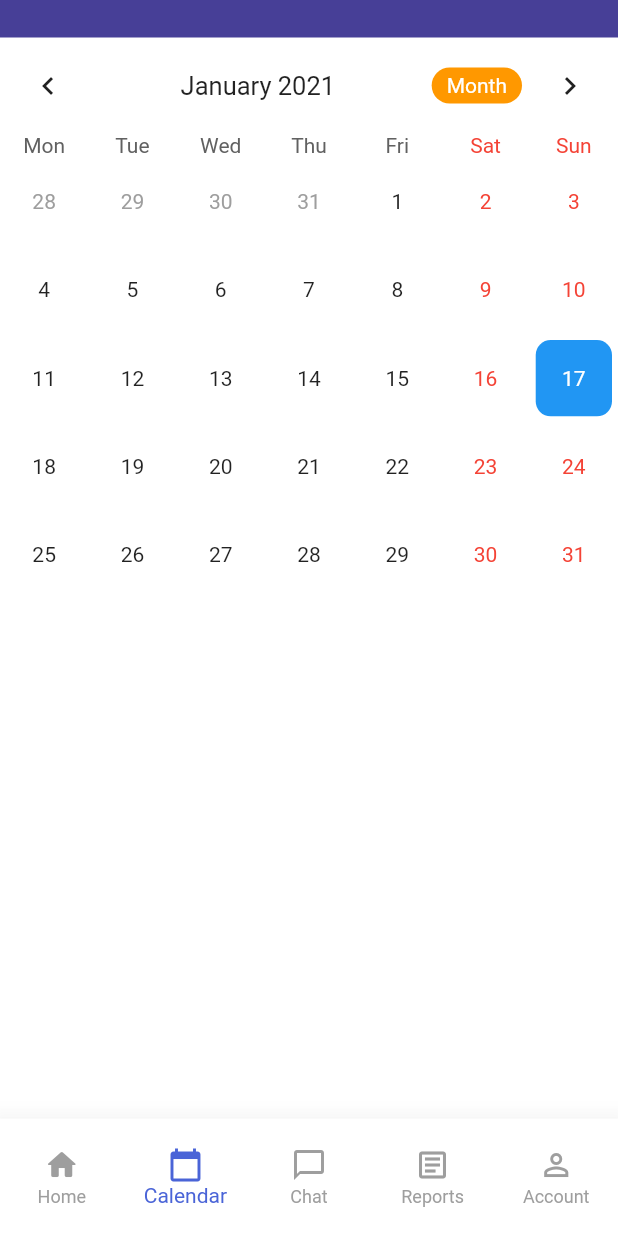
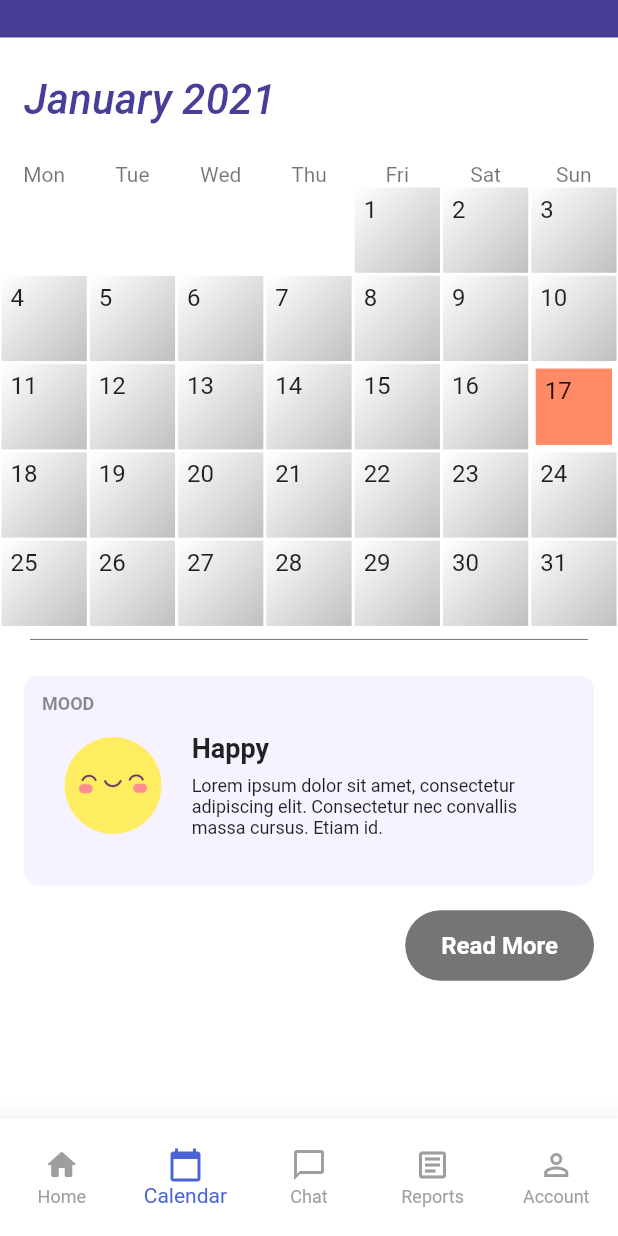
Before and after one commit to eli-lam/htn2020, a Flutter app: the screen it shows after launch, item 2 of the bottom bar chosen, on a phone screen of 412 x 824 dp. Run offline on Flutter 3.47's test engine with Material 2 defaults, Android fonts, the phone set to English and light mode, and no system bars; drawn by our look-alikes of table_calendar; our stand-ins replace cloud_firestore; missing offline and left inert: flutter_dialogflow; accounts and stored records are empty.

Commit message:
Finalize first calendar screen

```diff
--- a/lib/screens/calendar_screen.dart
+++ b/lib/screens/calendar_screen.dart
@@ -1,4 +1,6 @@
 import 'package:flutter/material.dart';
+import 'package:mood_tracker/config/palette.dart';
+import 'package:mood_tracker/config/styles.dart';
 import 'package:mood_tracker/widgets/widgets.dart';
 import 'package:table_calendar/table_calendar.dart';
 
@@ -7,13 +9,21 @@ class CalendarScreen extends StatefulWidget {
   _CalendarScreenState createState() => _CalendarScreenState();
 }
 
-class _CalendarScreenState extends State<CalendarScreen> {
+class _CalendarScreenState extends State<CalendarScreen>
+    with TickerProviderStateMixin {
   CalendarController _calendarController;
+  AnimationController _animationController;
 
   @override
   void initState() {
     super.initState();
     _calendarController = CalendarController();
+    _animationController = AnimationController(
+      vsync: this,
+      duration: const Duration(milliseconds: 400),
+    );
+
+    _animationController.forward();
   }
 
   @override
@@ -24,60 +34,191 @@ class _CalendarScreenState extends State<CalendarScreen> {
         child: Column(
           crossAxisAlignment: CrossAxisAlignment.start,
           children: <Widget>[
-            TableCalendar(
-              initialCalendarFormat: CalendarFormat.month,
-              calendarStyle: CalendarStyle(
-                todayColor: Colors.orange,
-                selectedColor: Theme.of(context).primaryColor,
-                todayStyle: TextStyle(
-                  fontWeight: FontWeight.bold,
-                  fontSize: 18.0,
-                  color: Colors.white,
-                ),
-                contentDecoration: BoxDecoration(),
-                //cellMargin: EdgeInsets.all(54.0),
-              ),
-              headerStyle: HeaderStyle(
-                centerHeaderTitle: true,
-                formatButtonDecoration: BoxDecoration(
-                  color: Colors.orange,
-                  borderRadius: BorderRadius.circular(20.0),
-                ),
-                formatButtonTextStyle: TextStyle(color: Colors.white),
-                formatButtonShowsNext: false,
-              ),
-              startingDayOfWeek: StartingDayOfWeek.monday,
-              builders: CalendarBuilders(
-                selectedDayBuilder: (context, date, events) => Container(
-                  margin: const EdgeInsets.all(4.0),
-                  alignment: Alignment.center,
-                  decoration: BoxDecoration(
-                    color: Theme.of(context).primaryColor,
-                    borderRadius: BorderRadius.circular(10.0),
-                  ),
-                  child: Text(
-                    date.day.toString(),
-                    style: TextStyle(color: Colors.white),
-                  ),
-                ),
-                todayDayBuilder: (context, date, events) => Container(
-                  margin: const EdgeInsets.all(4.0),
-                  alignment: Alignment.center,
-                  decoration: BoxDecoration(
-                    color: Colors.orange,
-                    borderRadius: BorderRadius.circular(10.0),
-                  ),
-                  child: Text(
-                    date.day.toString(),
-                    style: TextStyle(color: Colors.white),
-                  ),
-                ),
-              ),
-              calendarController: _calendarController,
-            )
+            _buildTableCalendarWithBuilders(),
+            const Divider(
+              color: Colors.black54,
+              indent: 20,
+              endIndent: 20,
+            ),
+            _buildMoodInfoBox(context),
+            _buildReadMoreButton(),
           ],
         ),
       ),
     );
   }
+
+  Widget _buildTableCalendarWithBuilders() {
+    return TableCalendar(
+      calendarController: _calendarController,
+      initialCalendarFormat: CalendarFormat.month,
+      startingDayOfWeek: StartingDayOfWeek.monday,
+      availableCalendarFormats: const {
+        CalendarFormat.month: '',
+        CalendarFormat.week: '',
+      },
+      calendarStyle: CalendarStyle(
+        outsideDaysVisible: false,
+        weekdayStyle: TextStyle().copyWith(color: Colors.black54),
+        weekendStyle: TextStyle().copyWith(color: Colors.black54),
+      ),
+      daysOfWeekStyle: DaysOfWeekStyle(
+        weekdayStyle: TextStyle().copyWith(color: Colors.black54),
+        weekendStyle: TextStyle().copyWith(color: Colors.black54),
+      ),
+      headerStyle: HeaderStyle(
+        leftChevronVisible: false,
+        rightChevronVisible: false,
+        formatButtonVisible: false,
+        headerPadding: EdgeInsets.symmetric(
+          vertical: 25.0,
+          horizontal: 16.0,
+        ),
+        titleTextStyle: TextStyle(
+          color: Palette.primaryColor,
+          fontSize: 28.0,
+          fontWeight: FontWeight.w500,
+          fontStyle: FontStyle.italic,
+        ),
+      ),
+      builders: CalendarBuilders(
+        dayBuilder: (context, date, _) {
+          return Container(
+            margin: const EdgeInsets.all(1.0),
+            padding: const EdgeInsets.only(top: 5.0, left: 6.0),
+            child: Text(
+              '${date.day}',
+              style: TextStyle().copyWith(fontSize: 16.0),
+            ),
+            decoration: BoxDecoration(
+              gradient: new LinearGradient(
+                  colors: [
+                    const Color(0xFFFFFFFF),
+                    const Color(0xFFC0C0C0),
+                  ],
+                  begin: const FractionalOffset(0.0, 0.0),
+                  end: const FractionalOffset(1.0, 1.0),
+                  stops: [0.0, 1.0],
+                  tileMode: TileMode.clamp),
+            ),
+          );
+        },
+        selectedDayBuilder: (context, date, _) {
+          return FadeTransition(
+            opacity: Tween(begin: 0.0, end: 1.0).animate(_animationController),
+            child: Container(
+              margin: const EdgeInsets.all(4.0),
+              padding: const EdgeInsets.only(top: 5.0, left: 6.0),
+              color: Colors.deepOrange[300],
+              width: 100,
+              height: 100,
+              child: Text(
+                '${date.day}',
+                style: TextStyle().copyWith(fontSize: 16.0),
+              ),
+            ),
+          );
+        },
+        todayDayBuilder: (context, date, _) {
+          return Container(
+            margin: const EdgeInsets.all(4.0),
+            padding: const EdgeInsets.only(top: 5.0, left: 6.0),
+            color: Colors.amber[400],
+            width: 100,
+            height: 100,
+            child: Text(
+              '${date.day}',
+              style: TextStyle().copyWith(fontSize: 16.0),
+            ),
+          );
+        },
+      ),
+    );
+  }
+
+  Container _buildMoodInfoBox(BuildContext context) {
+    return Container(
+      margin: const EdgeInsets.all(16.0),
+      height: MediaQuery.of(context).size.height * 0.17,
+      decoration: BoxDecoration(
+        color: Palette.secondaryColor,
+        borderRadius: BorderRadius.circular(10.0),
+      ),
+      padding: const EdgeInsets.all(12.0),
+      child: Column(
+        crossAxisAlignment: CrossAxisAlignment.start,
+        children: <Widget>[
+          Text(
+            'MOOD',
+            style: const TextStyle(
+              fontSize: 12.0,
+              color: Colors.black45,
+              fontWeight: FontWeight.bold,
+            ),
+          ),
+          Container(
+            height: MediaQuery.of(context).size.height * 0.115,
+            child: Row(
+              children: <Widget>[
+                Image.asset('assets/Happy.png'),
+                Expanded(
+                  child: Padding(
+                    padding: const EdgeInsets.all(5.0),
+                    child: Column(
+                      mainAxisAlignment: MainAxisAlignment.center,
+                      crossAxisAlignment: CrossAxisAlignment.start,
+                      children: <Widget>[
+                        Text(
+                          'Happy',
+                          style: const TextStyle(
+                            fontSize: 18.0,
+                            fontWeight: FontWeight.bold,
+                          ),
+                        ),
+                        SizedBox(
+                            height: MediaQuery.of(context).size.height * 0.01),
+                        Text(
+                          'Lorem ipsum dolor sit amet, consectetur adipiscing elit. Consectetur nec convallis massa cursus. Etiam id.',
+                          style: const TextStyle(
+                            fontSize: 12.0,
+                          ),
+                        ),
+                      ],
+                    ),
+                  ),
+                ),
+              ],
+            ),
+          ),
+        ],
+      ),
+    );
+  }
+
+  Container _buildReadMoreButton() {
+    return Container(
+      margin: const EdgeInsets.symmetric(horizontal: 16.0),
+      child: Row(
+        mainAxisAlignment: MainAxisAlignment.end,
+        children: <Widget>[
+          FlatButton(
+            padding: const EdgeInsets.symmetric(
+              vertical: 14.0,
+              horizontal: 24.0,
+            ),
+            onPressed: () => {_calendarController.toggleCalendarFormat()},
+            color: Colors.black54,
+            shape: RoundedRectangleBorder(
+              borderRadius: BorderRadius.circular(25.0),
+            ),
+            child: Text(
+              'Read More',
+              style: Styles.buttonTextStyle,
+            ),
+            textColor: Colors.white,
+          ),
+        ],
+      ),
+    );
+  }
 }
--- a/lib/screens/home_screen.dart
+++ b/lib/screens/home_screen.dart
@@ -3,6 +3,7 @@ import 'package:mood_tracker/config/palette.dart';
 import 'package:mood_tracker/config/styles.dart';
 import 'package:mood_tracker/widgets/tip_of_the_day.dart';
 import 'package:mood_tracker/widgets/widgets.dart';
+import 'package:mood_tracker/screens/screens.dart';
 
 class HomeScreen extends StatefulWidget {
   @override
```
